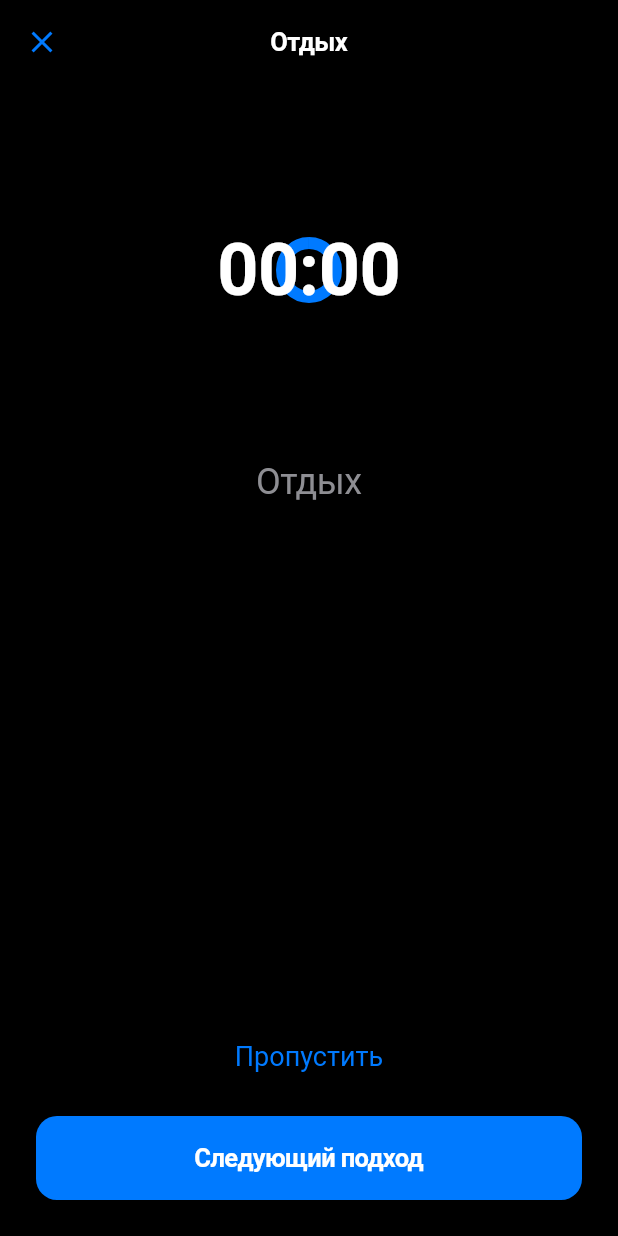
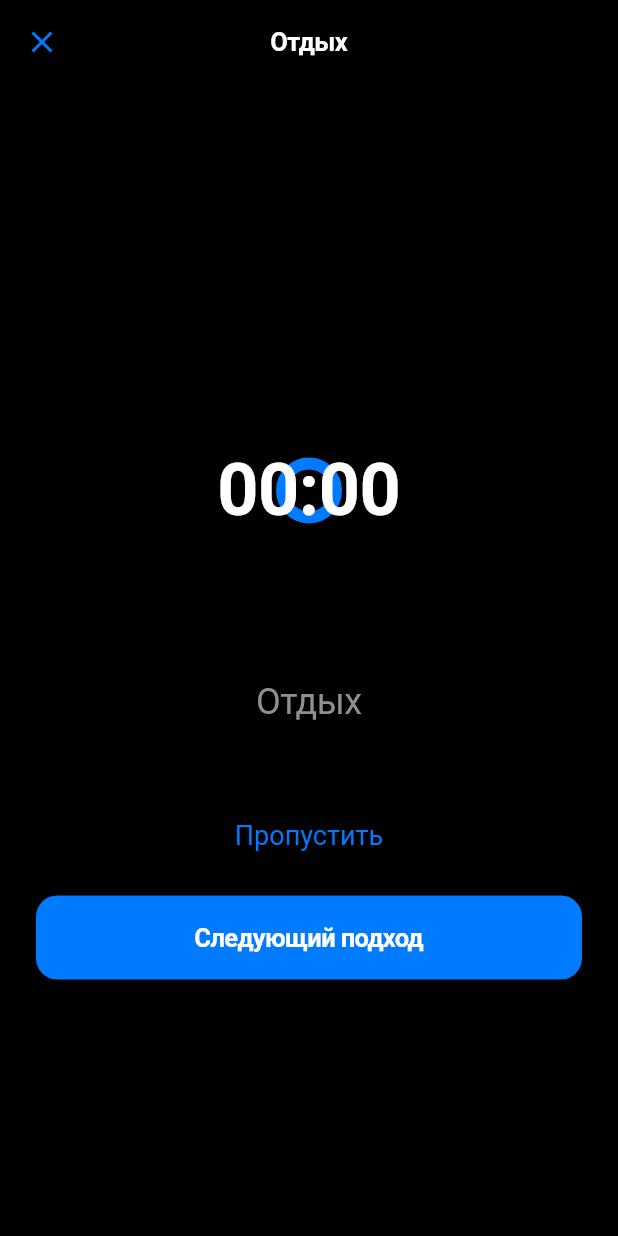
Before and after one commit to adv1ceeeeee/Fitness, a Flutter app: the _RestScreen screen opened directly with empty values, on a phone screen of 412 x 824 dp. Run offline on Flutter 3.47's test engine with Material 3 defaults, Android fonts, the phone set to English and light mode, and no system bars; our stand-ins replace fl_chart, flutter_riverpod, flutter_secure_storage, flutter_typeahead, go_router, image_picker and 4 more; accounts and stored records are empty.

Commit message:
fix: center timer and skip button on rest screen

```diff
--- a/lib/screens/workout_session/workout_session_screen.dart
+++ b/lib/screens/workout_session/workout_session_screen.dart
@@ -779,6 +779,7 @@ class _RestScreen extends StatelessWidget {
           padding: const EdgeInsets.all(24),
           child: Column(
             mainAxisAlignment: MainAxisAlignment.center,
+            crossAxisAlignment: CrossAxisAlignment.center,
             children: [
               SizedBox(
                 width: 200,
@@ -802,7 +803,7 @@ class _RestScreen extends StatelessWidget {
               const Text('Отдых',
                   style: TextStyle(
                       fontSize: 24, color: AppColors.textSecondary)),
-              const Spacer(),
+              const SizedBox(height: 48),
               TextButton(
                 onPressed: onSkip,
                 child: const Text('Пропустить',
```
